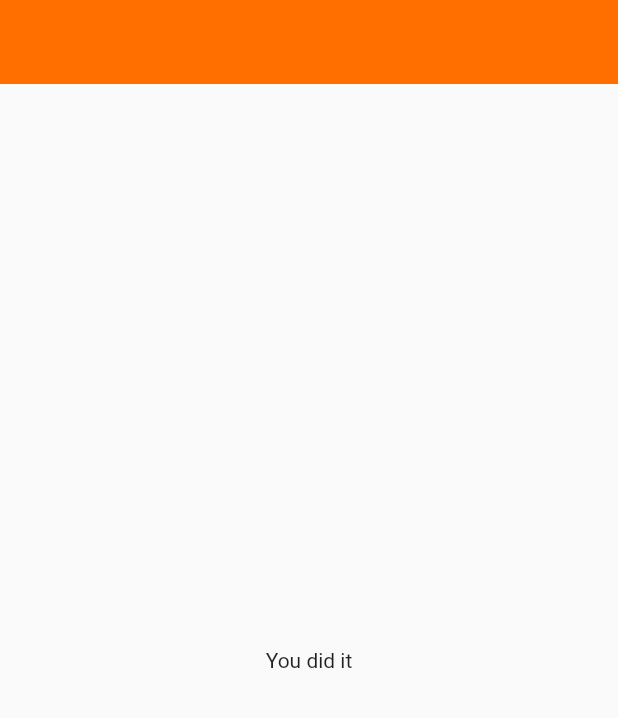
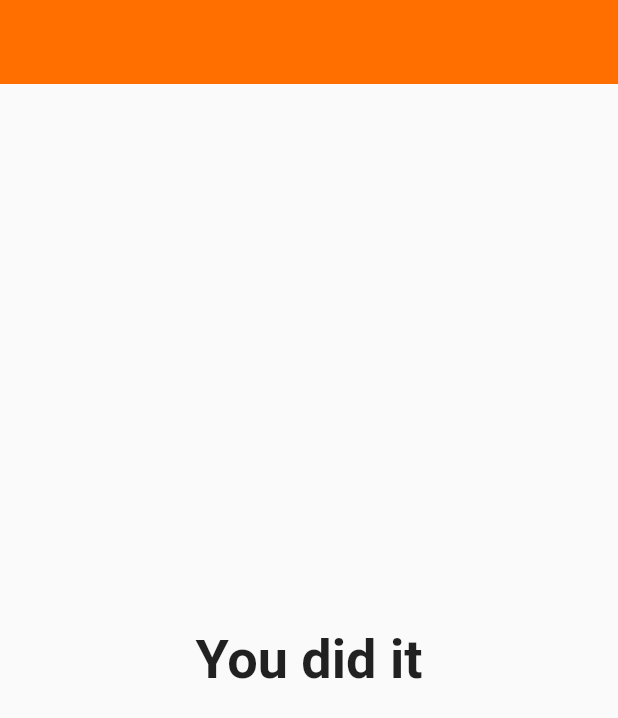
Before and after one commit to kamilb13/Quiz_app, a Flutter app: the screen it shows after launch, after a tap on "Yellow", after a tap on "Cat", after a tap on "Spaghetti", on a phone screen of 412 x 824 dp. Shown: the top 718 px of the screen. Run offline on Flutter 3.47's test engine with Material 2 defaults, Android fonts, the phone set to English and light mode, and no system bars.

Commit message:
next update

```diff
--- a/lib/main.dart
+++ b/lib/main.dart
@@ -32,21 +32,36 @@ class MyApp extends StatefulWidget {
 
 class _MyAppState extends State<MyApp> {
   int _questionIndex = 0;
-
+  int _totalScore = 0;
   @override
   Widget build(BuildContext context) {
     const _questions = [
       {
         'questionText': 'What\'s your favorite color?',
-        'answers': ['Yellow', 'Green', 'Blue', 'Black'],
+        'answers': [
+          {'text': 'Yellow', 'score': 1},
+          {'text': 'Green', 'score': 1},
+          {'text': 'Blue', 'score': 1},
+          {'text': 'Black', 'score': 1}
+        ],
       },
       {
         'questionText': 'What\'s your favorite animal?',
-        'answers': ['Dog', 'Cat', 'Elephant', 'Horse'],
+        'answers': [
+          {'text': 'Dog', 'score': 1},
+          {'text': 'Cat', 'score': 1},
+          {'text': 'Elephant', 'score': 1},
+          {'text': 'Horse', 'score': 1}
+        ],
       },
       {
         'questionText': 'What\'s your favorite food?',
-        'answers': ['Pizza', 'Banan', 'Spaghetti', 'Pasta'],
+        'answers': [
+          {'text': 'Pizza', 'score': 1},
+          {'text': 'Banan', 'score': 1},
+          {'text': 'Spaghetti', 'score': 1},
+          {'text': 'Pasta', 'score': 1}
+        ],
       },
     ];
     // Map<String, dynamic> nic = {'nic': 'xd'};
@@ -58,11 +73,13 @@ class _MyAppState extends State<MyApp> {
 // print('---');
 // print(countries);
     // final lista = ['japko', 'grusza', 1];
-    List lista1 = ['japko', 'grusza'];
-    lista1.add(2);
-    // print(lista);
-    print(lista1);
-    void _answerQuestion() {
+    // List lista1 = ['japko', 'grusza'];
+    // lista1.add(2);
+    // print(lista.runtimeType);
+    // print(lista1.runtimeType);
+
+    void _answerQuestion(int score) {
+      _totalScore = _totalScore + score;
       if (_questionIndex < _questions.length) {
         setState(() {
           _questionIndex++;
@@ -81,7 +98,8 @@ class _MyAppState extends State<MyApp> {
         ),
         body: _questionIndex < _questions.length
             ? Quiz(_answerQuestion, _questions, _questionIndex)
-              : Result()),
+            : Result(_totalScore),
+      ),
     );
   }
 }
--- a/lib/quiz.dart
+++ b/lib/quiz.dart
@@ -4,7 +4,7 @@ import 'package:flutter/material.dart';
 import 'answer.dart';
 
 class Quiz extends StatelessWidget {
-  final VoidCallback answerQuestion;
+  final Function answerQuestion;
   final List<Map<String, Object>> questions;
   final int questionIndex;
   Quiz(this.answerQuestion, this.questions, this.questionIndex);
@@ -16,8 +16,8 @@ class Quiz extends StatelessWidget {
         Question(
           questions[questionIndex]['questionText'] as String,
         ),
-        ...(questions[questionIndex]['answers'] as List<String>).map((answer) {
-          return Answer(answerQuestion, answer);
+        ...(questions[questionIndex]['answers'] as List<Map<String, Object>>).map((answer) {
+          return Answer(() => answerQuestion(answer['score']), answer['text'] as String);
         }).toList(),
       ],
     );
--- a/lib/result.dart
+++ b/lib/result.dart
@@ -1,12 +1,14 @@
 import 'package:flutter/material.dart';
 
 class Result extends StatelessWidget {
-  const Result({Key? key}) : super(key: key);
+  final int resultScore;
+
+  Result(this.resultScore);
 
   @override
   Widget build(BuildContext context) {
-    return Center(
-      child: Text('You did it'),
+    return const Center(
+      child: Text('You did it', style: TextStyle(fontSize: 36, fontWeight: FontWeight.bold),),
     );
   }
 }
```
Lines whose indentation alone changed are shown as unchanged.
